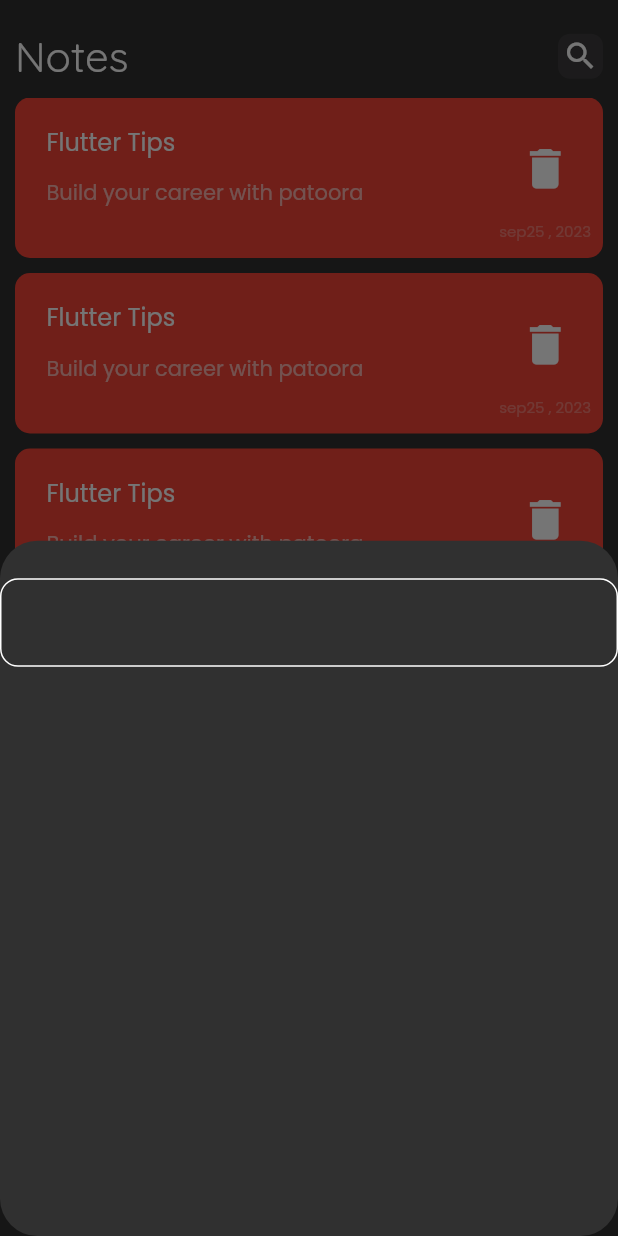
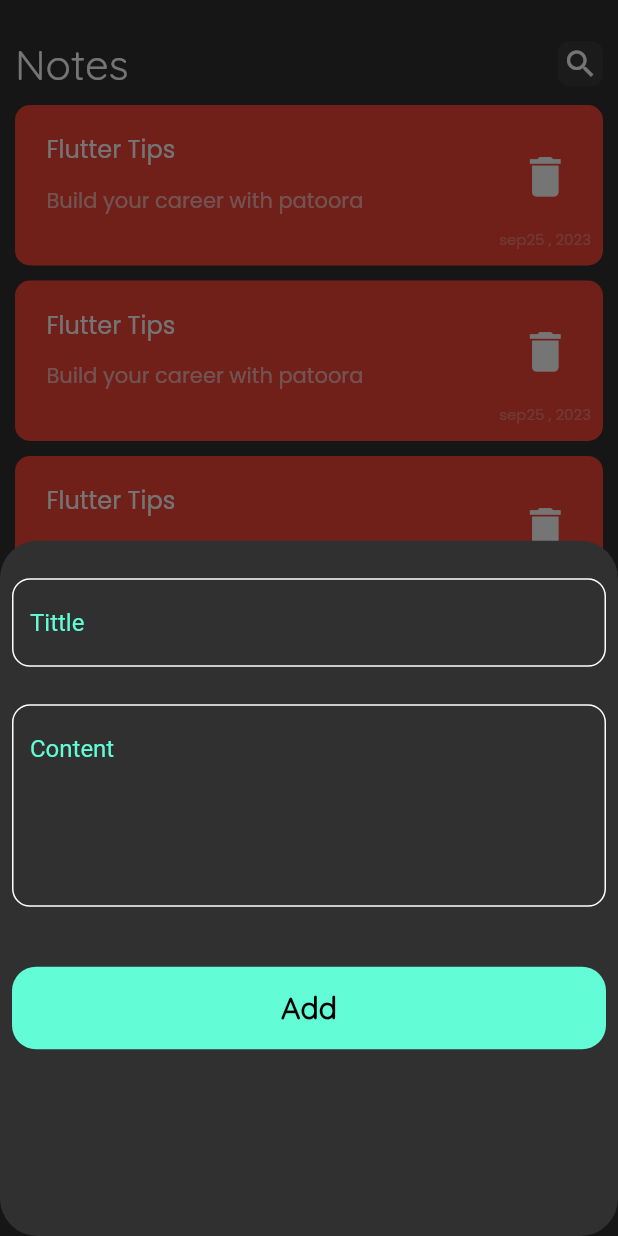
Before and after one commit to peterelia22/notes_app, a Flutter app: the screen it shows after launch, after a tap on the "add" icon, on a phone screen of 412 x 824 dp. Run offline on Flutter 3.47's test engine with Material 2 defaults, Android fonts, the phone set to English and light mode, and no system bars.

Commit message:
finish add button field

```diff
--- a/lib/widgets/Add_note_bottomsheet.dart
+++ b/lib/widgets/Add_note_bottomsheet.dart
@@ -1,4 +1,5 @@
 import 'package:flutter/material.dart';
+import 'package:notesapp/widgets/Custom_Button.dart';
 import 'package:notesapp/widgets/Custom_Textfield.dart';
 
 class AddNoteSheet extends StatelessWidget {
@@ -6,13 +7,29 @@ class AddNoteSheet extends StatelessWidget {
 
   @override
   Widget build(BuildContext context) {
-    return const Column(
-      children: [
-        SizedBox(
-          height: 25,
-        ),
-        CustomTextField()
-      ],
+    return Padding(
+      padding: const EdgeInsets.symmetric(horizontal: 8),
+      child: const Column(
+        children: [
+          SizedBox(
+            height: 25,
+          ),
+          CustomTextField(
+            hintText: 'Tittle',
+          ),
+          SizedBox(
+            height: 25,
+          ),
+          CustomTextField(
+            hintText: 'Content',
+            maxLines: 5,
+          ),
+          SizedBox(
+            height: 40,
+          ),
+          CustomButton()
+        ],
+      ),
     );
   }
 }
--- /dev/null
+++ b/lib/widgets/Custom_Button.dart
@@ -0,0 +1,28 @@
+import 'package:flutter/material.dart';
+import 'package:notesapp/constants.dart';
+
+class CustomButton extends StatelessWidget {
+  const CustomButton({super.key});
+
+  @override
+  Widget build(BuildContext context) {
+    return SingleChildScrollView(
+      child: Container(
+        decoration: BoxDecoration(
+            borderRadius: BorderRadius.circular(16), color: kPrimaryColor),
+        width: MediaQuery.of(context).size.width,
+        height: 55,
+        child: Center(
+          child: Text(
+            'Add',
+            style: TextStyle(
+                color: Colors.black,
+                fontSize: 20,
+                fontWeight: FontWeight.bold,
+                fontFamily: 'Quicksand'),
+          ),
+        ),
+      ),
+    );
+  }
+}
--- a/lib/widgets/Custom_Textfield.dart
+++ b/lib/widgets/Custom_Textfield.dart
@@ -2,13 +2,17 @@ import 'package:flutter/material.dart';
 import 'package:notesapp/constants.dart';
 
 class CustomTextField extends StatelessWidget {
-  const CustomTextField({super.key});
-
+  const CustomTextField({super.key, required this.hintText, this.maxLines = 1});
+  final String hintText;
+  final int maxLines;
   @override
   Widget build(BuildContext context) {
     return TextField(
+      maxLines: maxLines,
       cursorColor: kPrimaryColor,
       decoration: InputDecoration(
+          hintText: hintText,
+          hintStyle: TextStyle(color: kPrimaryColor),
           //  border: BuildBorder(),
           focusedBorder: BuildBorder(kPrimaryColor),
           enabledBorder: BuildBorder()),
--- a/lib/widgets/notes_body.dart
+++ b/lib/widgets/notes_body.dart
@@ -13,7 +13,7 @@ class NotesBody extends StatelessWidget {
       child: Column(
         children: [
           SizedBox(
-            height: 20,
+            height: 25,
           ),
           CustomAppBar(),
           Expanded(
```
